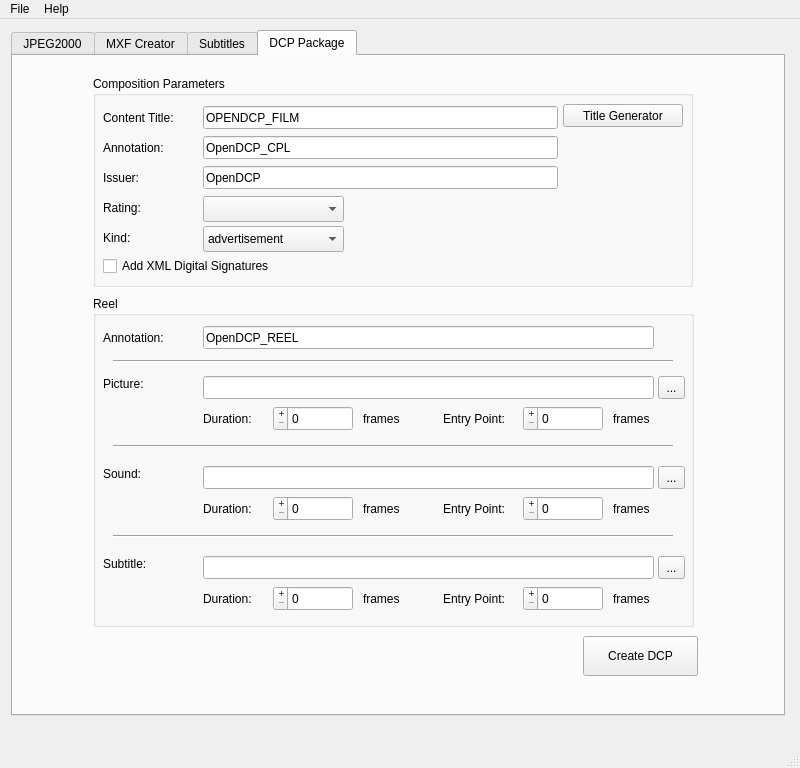
mamay/OpenDCP, file gui/mainwindow.ui: the form before one commit.
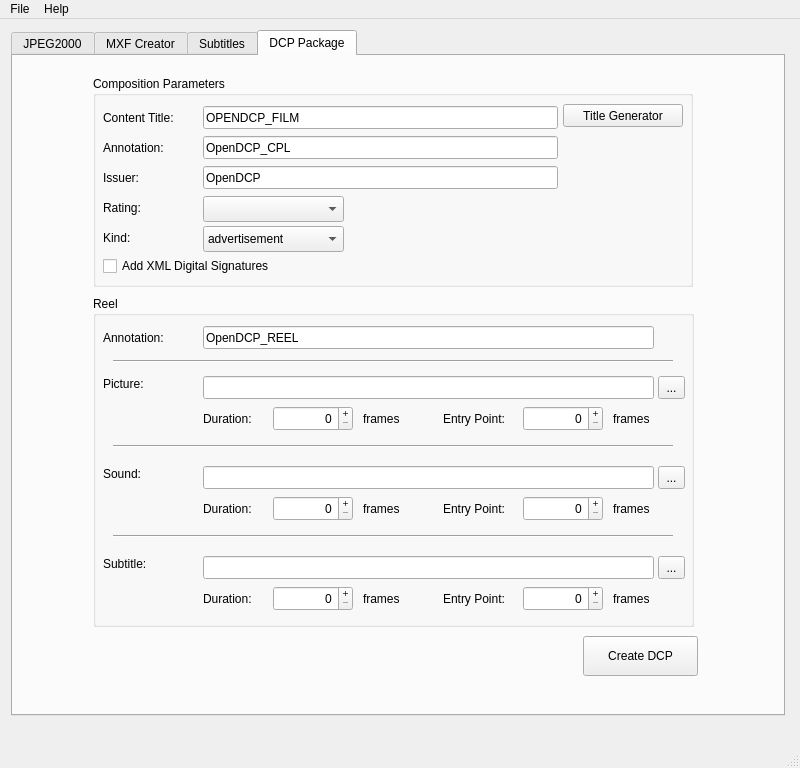
The form after the commit. The open tabs and pages were chosen to show the change. Icons and pictures are not drawn.

```diff
--- a/gui/mainwindow.ui
+++ b/gui/mainwindow.ui
@@ -2325,7 +2325,10 @@
              </rect>
             </property>
             <property name="layoutDirection">
-             <enum>Qt::RightToLeft</enum>
+             <enum>Qt::LeftToRight</enum>
+            </property>
+            <property name="alignment">
+             <set>Qt::AlignRight|Qt::AlignTrailing|Qt::AlignVCenter</set>
             </property>
             <property name="buttonSymbols">
              <enum>QAbstractSpinBox::PlusMinus</enum>
@@ -2347,7 +2350,13 @@
              </rect>
             </property>
             <property name="layoutDirection">
-             <enum>Qt::RightToLeft</enum>
+             <enum>Qt::LeftToRight</enum>
+            </property>
+            <property name="frame">
+             <bool>true</bool>
+            </property>
+            <property name="alignment">
+             <set>Qt::AlignRight|Qt::AlignTrailing|Qt::AlignVCenter</set>
             </property>
             <property name="buttonSymbols">
              <enum>QAbstractSpinBox::PlusMinus</enum>
@@ -2464,7 +2473,10 @@
              </rect>
             </property>
             <property name="layoutDirection">
-             <enum>Qt::RightToLeft</enum>
+             <enum>Qt::LeftToRight</enum>
+            </property>
+            <property name="alignment">
+             <set>Qt::AlignRight|Qt::AlignTrailing|Qt::AlignVCenter</set>
             </property>
             <property name="buttonSymbols">
              <enum>QAbstractSpinBox::PlusMinus</enum>
@@ -2486,7 +2498,10 @@
              </rect>
             </property>
             <property name="layoutDirection">
-             <enum>Qt::RightToLeft</enum>
+             <enum>Qt::LeftToRight</enum>
+            </property>
+            <property name="alignment">
+             <set>Qt::AlignRight|Qt::AlignTrailing|Qt::AlignVCenter</set>
             </property>
             <property name="buttonSymbols">
              <enum>QAbstractSpinBox::PlusMinus</enum>
@@ -2603,7 +2618,10 @@
              </rect>
             </property>
             <property name="layoutDirection">
-             <enum>Qt::RightToLeft</enum>
+             <enum>Qt::LeftToRight</enum>
+            </property>
+            <property name="alignment">
+             <set>Qt::AlignRight|Qt::AlignTrailing|Qt::AlignVCenter</set>
             </property>
             <property name="buttonSymbols">
              <enum>QAbstractSpinBox::PlusMinus</enum>
@@ -2625,7 +2643,10 @@
              </rect>
             </property>
             <property name="layoutDirection">
-             <enum>Qt::RightToLeft</enum>
+             <enum>Qt::LeftToRight</enum>
+            </property>
+            <property name="alignment">
+             <set>Qt::AlignRight|Qt::AlignTrailing|Qt::AlignVCenter</set>
             </property>
             <property name="buttonSymbols">
              <enum>QAbstractSpinBox::PlusMinus</enum>
```
Left out of the diff: 25 changed lines with no effect on the pictures.
